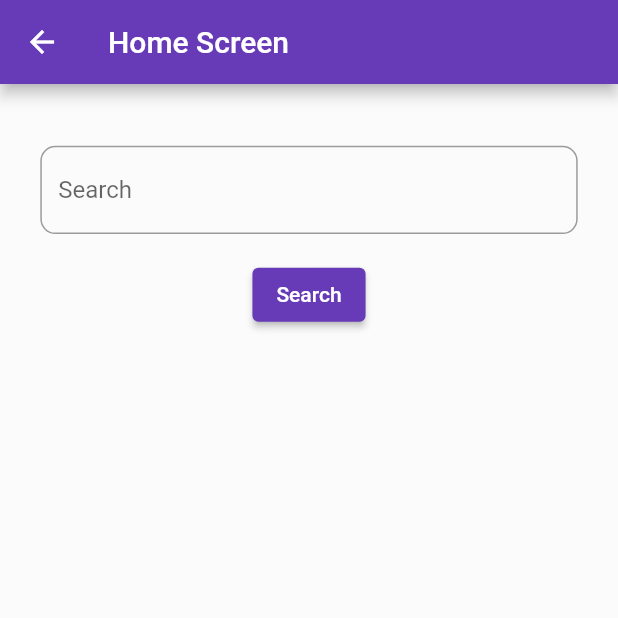
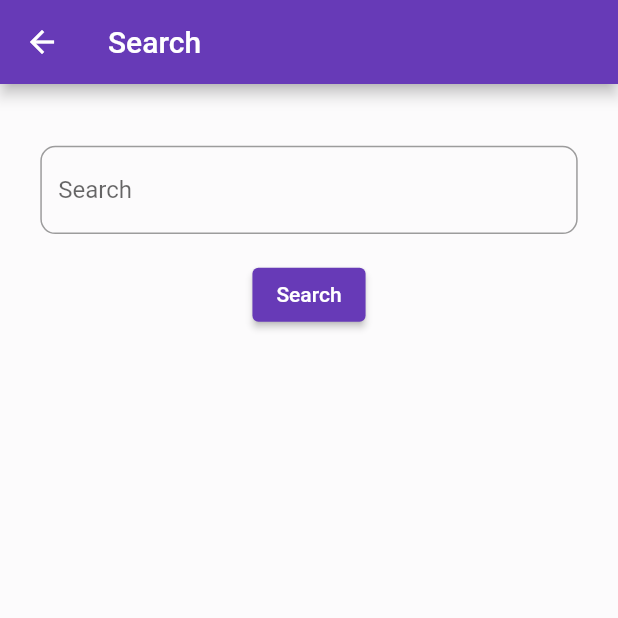
Before and after one commit to AliyahZahrah/ChatApps, a Flutter app: the SearchScreen screen opened directly, on a phone screen of 412 x 824 dp, the top half of it. Run offline on Flutter 3.47's test engine with Material 2 defaults, Android fonts, the phone set to English and light mode, and no system bars; our stand-ins replace audioplayers, file_picker, image_picker.

Commit message:
Mengedit search.dart

```diff
--- a/lib/search.dart
+++ b/lib/search.dart
@@ -62,7 +62,7 @@ class _SearchScreenState extends State<SearchScreen> {
 
     return Scaffold(
       appBar: AppBar(
-        title: const Text("Home Screen"),
+        title: const Text("Search"),
       ),
       body: Column(
         children: [
```
